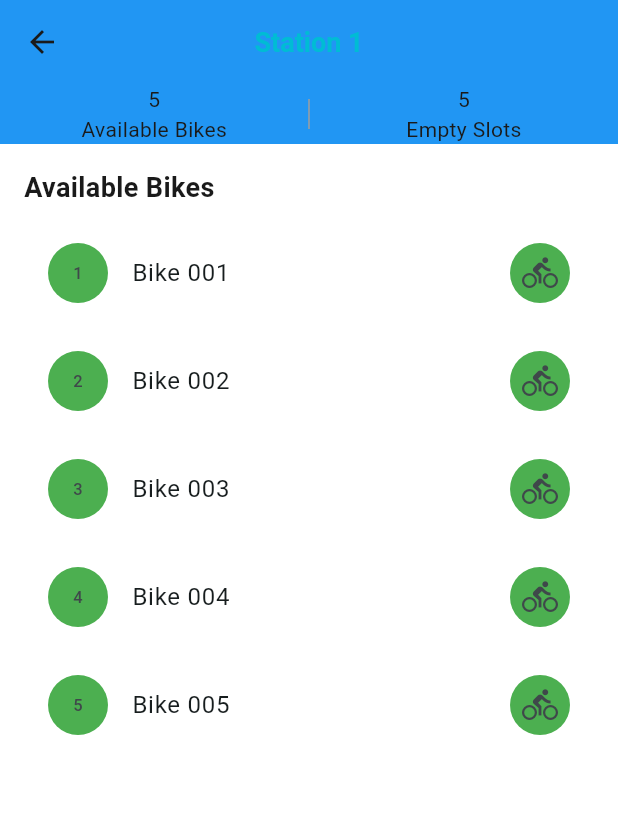
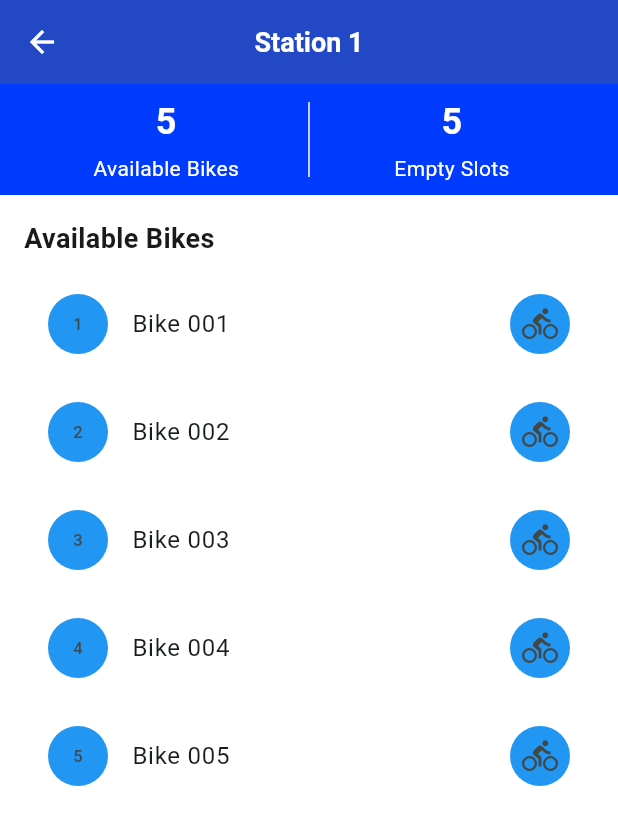
Before and after one commit to fjnkhewgkfncsd/bike-rent-application, a Flutter app: the screen it shows after launch, after a tap on an icon or button, on a phone screen of 412 x 824 dp. Shown: the top 825 px of the screen. Run offline on Flutter 3.47's test engine with Material 3 defaults, Android fonts, the phone set to English and light mode, and no system bars.

Commit message:
update UI

```diff
--- a/lib/ui/screens/home/widget/home_content.dart
+++ b/lib/ui/screens/home/widget/home_content.dart
@@ -36,7 +36,6 @@ class HomeContent extends StatelessWidget {
         if (stations.isEmpty) {
           return const Center(child: Text('No stations available'));
         }
-        // Use Map View instead of List View
         return HomeMapView();
     }
   }
--- a/lib/ui/screens/passes/passes_screen.dart
+++ b/lib/ui/screens/passes/passes_screen.dart
@@ -2,6 +2,7 @@ import 'package:bike_rental/data/repositories/pass/pass_repository.dart';
 import 'package:bike_rental/ui/screens/passes/view_model/passes_view_model.dart';
 import 'package:bike_rental/ui/screens/passes/widgets/passes_content.dart';
 import 'package:bike_rental/ui/state/user_state.dart';
+import 'package:bike_rental/ui/theme/theme.dart';
 import 'package:flutter/material.dart';
 import 'package:provider/provider.dart';
 
@@ -23,12 +24,14 @@ class PassesScreen extends StatelessWidget {
 
           return Scaffold(
             appBar: AppBar(
+              backgroundColor: AppColors.lighterdeepBlue,
               title: Text(
                 user == null
                     ? 'Loading...'
                     : user.isPassActive
                         ? 'Manage Your Pass'
                         : 'Choose a Pass',
+              style: TextStyle(color: AppColors.background),
               ),
             ),
             body: PassesContent(passesVM: vm),
@@ -47,7 +50,7 @@ class PassesScreen extends StatelessWidget {
                           icon: const Icon(Icons.close),
                           label: const Text('Cancel Plan'),
                           style: ElevatedButton.styleFrom(
-                            backgroundColor: const Color(0xFF2D63C8),
+                            backgroundColor: AppColors.lighterdeepBlue,
                             shape: RoundedRectangleBorder(
                               borderRadius: BorderRadius.circular(12),
                             ),
--- a/lib/ui/screens/station/station_screen.dart
+++ b/lib/ui/screens/station/station_screen.dart
@@ -1,5 +1,6 @@
 import 'package:bike_rental/data/repositories/station/station_repository.dart';
 import 'package:bike_rental/ui/state/user_state.dart';
+import 'package:bike_rental/ui/theme/theme.dart';
 import 'package:flutter/material.dart';
 import 'package:provider/provider.dart';
 import './view_model/station_view_model.dart';
@@ -16,10 +17,11 @@ class StationScreen extends StatelessWidget{
       appBar: AppBar(
         leading: IconButton(
           icon: const Icon(Icons.arrow_back),
+          color: AppColors.background,
           onPressed: () => Navigator.of(context).pop(),
         ),
-        backgroundColor: Colors.blue,
-        title: Text(station.name),
+        backgroundColor: AppColors.lighterdeepBlue,
+        title: Text(station.name, style: TextStyle(color: AppColors.background),),
       ),
       body:  ChangeNotifierProvider(
         create: (_) => StationViewModel(slotRepository: context.read(), station: station, userState: context.read<UserState>(), stationRepository: context.read<StationRepository>())..startWatchingStationSlots(),
--- a/lib/ui/screens/station/widgets/slot_tile.dart
+++ b/lib/ui/screens/station/widgets/slot_tile.dart
@@ -1,3 +1,4 @@
+import 'package:bike_rental/ui/theme/theme.dart';
 import 'package:flutter/material.dart';
 import 'package:bike_rental/domain/model/slot/slot.dart';
 
@@ -20,14 +21,14 @@ class SlotListTile extends StatelessWidget {
       shape: RoundedRectangleBorder(
         borderRadius: BorderRadius.circular(12),
       ),
-      tileColor: Colors.white,
+      tileColor: AppColors.background,
       contentPadding: EdgeInsets.symmetric(horizontal: 16, vertical: 8),
       leading: Container(
         width: 40,
         height: 40,
         alignment: Alignment.center,
         decoration: BoxDecoration(
-          color: Colors.green,
+          color: AppColors.info,
           borderRadius: BorderRadius.circular(20),
         ),
         child: Text(slot?.id ??''),
@@ -38,7 +39,7 @@ class SlotListTile extends StatelessWidget {
         width: 40,
         height: 40,
         decoration: BoxDecoration(
-          color: Colors.green,
+          color: AppColors.info,
           borderRadius: BorderRadius.circular(20),
         ),
         child: Icon(Icons.directions_bike),
--- a/lib/ui/screens/station/widgets/station_content.dart
+++ b/lib/ui/screens/station/widgets/station_content.dart
@@ -1,44 +1,81 @@
 import 'package:bike_rental/ui/screens/station/widgets/slot_section.dart';
+import 'package:bike_rental/ui/theme/theme.dart';
 import '../view_model/station_view_model.dart';
 import 'package:flutter/material.dart';
 import 'package:provider/provider.dart';
 
-class StationContent extends StatelessWidget{
+class StationContent extends StatelessWidget {
   const StationContent({super.key});
 
   @override
   Widget build(BuildContext context) {
     final stationViewModel = context.watch<StationViewModel>();
+
     return Column(
-      children : [
+      children: [
         Container(
-          color: Colors.blue,
+          width: double.infinity,
+          padding: const EdgeInsets.symmetric(
+            vertical: AppSpacing.sm,
+            horizontal: AppSpacing.md,
+          ),
+          decoration: BoxDecoration(
+            color: AppColors.primaryDarker,
+          ),
           child: Row(
-            children : [
+            crossAxisAlignment: CrossAxisAlignment.center,
+            mainAxisAlignment: MainAxisAlignment.spaceAround,
+            children: [
               Expanded(
                 child: Column(
                   crossAxisAlignment: CrossAxisAlignment.center,
                   children: [
-                    Text(stationViewModel.availableBikesNumber.toString()),
-                    const Text('Available Bikes'),
+                    Text(
+                      stationViewModel.availableBikesNumber.toString(),
+                      style: const TextStyle(
+                        color: AppColors.background,
+                        fontSize: 24,
+                        fontWeight: FontWeight.bold,
+                      ),
+                    ),
+                    const SizedBox(height: AppSpacing.xs),
+                    const Text(
+                      'Available Bikes',
+                      style: TextStyle(color: AppColors.background, fontSize: 14),
+                    ),
                   ],
                 ),
               ),
-              SizedBox(width:1,height: 20,child:Container(color: Colors.grey,)),
+              Container(
+                width: 1,
+                height: 50,
+                color: AppColors.background,
+              ),
               Expanded(
                 child: Column(
                   crossAxisAlignment: CrossAxisAlignment.center,
                   children: [
-                    Text(stationViewModel.emptySlots.toString()),
-                    const Text('Empty Slots'),
+                    Text(
+                      stationViewModel.emptySlots.toString(),
+                      style: const TextStyle(
+                        color: AppColors.background,
+                        fontSize: 24,
+                        fontWeight: FontWeight.bold,
+                      ),
+                    ),
+                    const SizedBox(height: AppSpacing.xs),
+                    const Text(
+                      'Empty Slots',
+                      style: TextStyle(color: AppColors.background, fontSize: 14),
+                    ),
                   ],
                 ),
               ),
-            ]
+            ],
           ),
         ),
-        Expanded(child: SlotSection())
-      ]
+        Expanded(child: const SlotSection()),
+      ],
     );
   }
 }
--- a/lib/ui/theme/theme.dart
+++ b/lib/ui/theme/theme.dart
@@ -6,6 +6,7 @@ class AppColors {
   static const Color primary = Color(0xFF00BCD4);
   static const Color primaryDark = Color(0xFF0097A7);
   static const Color accent = Color(0xFF4DD0E1);
+  static const Color primaryDarker = Color.fromARGB(255, 1, 59, 253);
   static const Color success = Color(0xFF4CAF50);
   static const Color successLight = Color(0xFF8BC34A);
   static const Color error = Color(0xFFE53935);
@@ -16,10 +17,14 @@ class AppColors {
   static const Color slotBadge = primary;
   static const Color textPrimary = Color(0xFF1A1A1A);
   static const Color textMuted = Color(0xFF888888);
+  static const Color navyBlue = Color(0xFF0D47A1);
+  static const Color deepBlue = Color.fromARGB(255, 3, 114, 199);
+  static const Color lighterdeepBlue = Color.fromARGB(255, 34, 72, 197);
+static const Color lightgrey = Color.fromARGB(255, 238, 238, 238);
+
 }
 
-class AppSpacing{
-
+class AppSpacing {
   static const double xs = 4.0;
   static const double sm = 8.0;
   static const double md = 16.0;
```
Also changed, not shown: lib/ui/screens/pass/pass_details_screen.dart (+11 -8 lines), lib/ui/screens/passes/widgets/passes_content.dart (+12 -11 lines).
